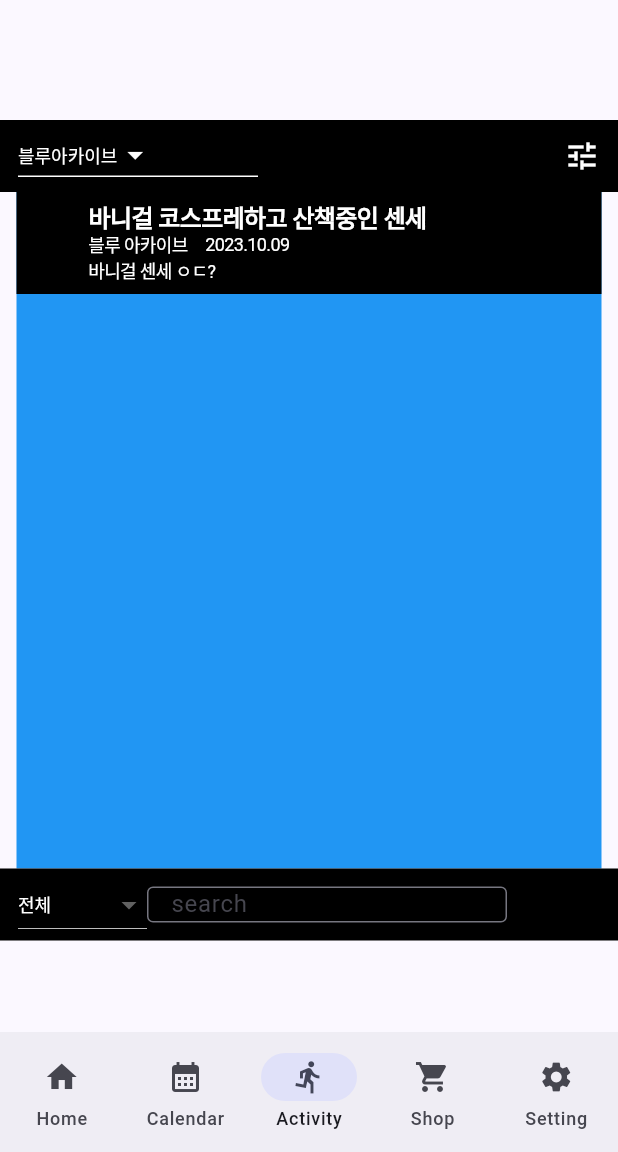
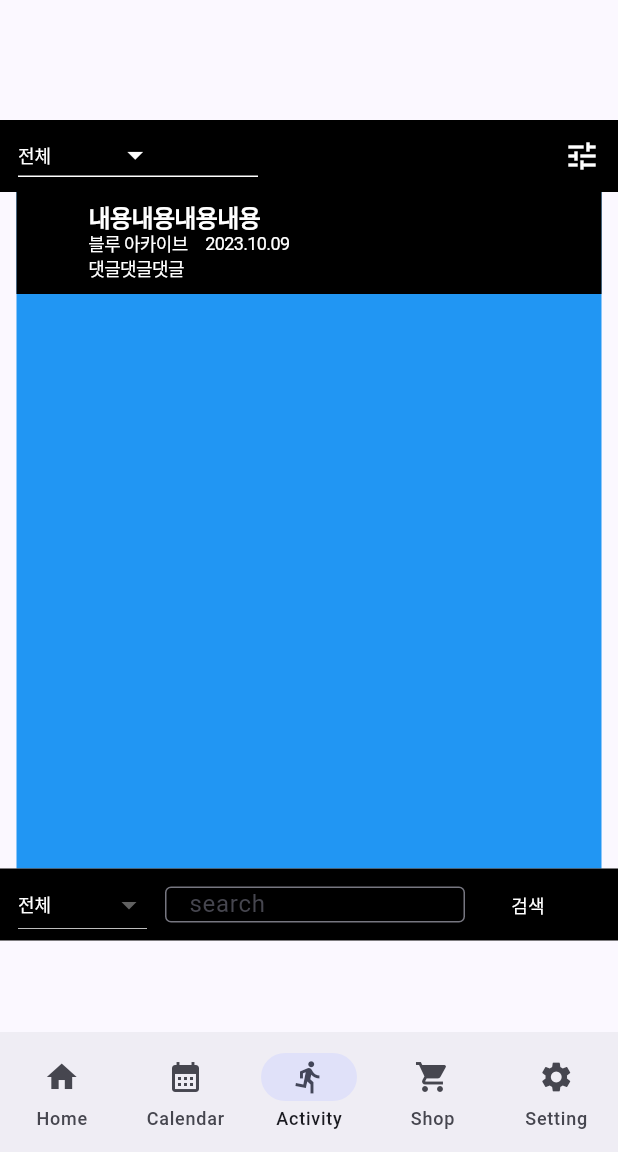
Before and after one commit to MinorFlow/gravitas_app, a Flutter app: the screen it shows after launch, swiped to page 3, on a phone screen of 412 x 824 dp, the part 84-1236 px from its top. Run offline on Flutter 3.47's test engine with Material 2 defaults, Android fonts, the phone set to English and light mode, and no system bars; our stand-ins replace settings_ui, table_calendar; Roboto replaces fonts that are missing (Kaisei HarunoUmi).

Commit message:
[feat] 검색 버튼 추가

```diff
--- a/lib/activity/pages/activity_page.dart
+++ b/lib/activity/pages/activity_page.dart
@@ -1,3 +1,4 @@
+import 'package:flutter/foundation.dart';
 import 'package:flutter/material.dart';
 import 'package:gravitas_app/activity/widgets/activity_tuple.dart';
 import 'package:gravitas_app/activity/widgets/activity_dropdown.dart';
@@ -99,9 +100,10 @@ class _ActivityPageState extends State<ActivityPage>
                 ],
                 dropdownColor: Colors.black,
               ),
+              const SizedBox(width: 12),
               const SizedBox(
                 height: 24,
-                width: 240,
+                width: 200,
                 child: TextField(
                   textAlignVertical: TextAlignVertical.bottom,
                   cursorHeight: 12,
@@ -118,6 +120,30 @@ class _ActivityPageState extends State<ActivityPage>
                   ),
                 ),
               ),
+              const SizedBox(width: 12),
+              SizedBox(
+                width: 60,
+                height: 24,
+                child: TextButton(
+                  onPressed: () {},
+                  style: TextButton.styleFrom(
+                    minimumSize: const Size(60, 24),
+                    padding: EdgeInsets.zero,
+                    foregroundColor: Colors.white,
+                    backgroundColor: Colors.black,
+                    shape: const RoundedRectangleBorder(
+                      borderRadius: BorderRadius.all(Radius.circular(0.0)),
+                    ),
+                  ),
+                  child: const Text(
+                    '검색',
+                    style: TextStyle(
+                      fontSize: 12,
+                      color: Colors.white,
+                    ),
+                  ),
+                ),
+              ),
             ],
           ),
         ),
--- a/lib/activity/widgets/activity_dropdown.dart
+++ b/lib/activity/widgets/activity_dropdown.dart
@@ -37,14 +37,18 @@ class _Widget090State extends State<Widget090> {
           items: const [
             DropdownMenuItem<String>(
               value: 'One',
+              child: Text('전체'),
+            ),
+            DropdownMenuItem<String>(
+              value: 'Two',
               child: Text('블루아카이브'),
             ),
             DropdownMenuItem<String>(
-              value: 'Two',
+              value: 'Three',
               child: Text('인디게임'),
             ),
             DropdownMenuItem<String>(
-              value: 'Three',
+              value: 'Four',
               child: Text('번지점프'),
             ),
           ],
--- a/lib/activity/widgets/activity_tuple.dart
+++ b/lib/activity/widgets/activity_tuple.dart
@@ -11,8 +11,8 @@ class ActivityTuple extends StatefulWidget {
 
 class _ActivityTupleState extends State<ActivityTuple> {
   String title = "";
-  String planet = '블루 아카이브!';
-  String content = "바니걸 센세 ㅇㄷ";
+  String planet = '';
+  String content = "변수로 전달";
   int year = 0;
   int month = 0;
   int dat = 0;
@@ -46,7 +46,7 @@ class _ActivityTupleState extends State<ActivityTuple> {
                   width: 24,
                   height: 24,
                   clipBehavior: Clip.antiAlias,
-                  decoration: BoxDecoration(),
+                  decoration: const BoxDecoration(),
                   child: const Column(
                     mainAxisSize: MainAxisSize.min,
                     mainAxisAlignment: MainAxisAlignment.start,
@@ -65,7 +65,7 @@ class _ActivityTupleState extends State<ActivityTuple> {
                 crossAxisAlignment: CrossAxisAlignment.start,
                 children: [
                   const Text(
-                    '바니걸 코스프레하고 산책중인 센세',
+                    '내용내용내용내용',
                     textAlign: TextAlign.center,
                     style: TextStyle(
                       color: Colors.white,
@@ -120,7 +120,7 @@ class _ActivityTupleState extends State<ActivityTuple> {
                   ),
                   const SizedBox(height: 4),
                   Text(
-                    '바니걸 센세 ㅇㄷ?',
+                    '댓글댓글댓글',
                     textAlign: TextAlign.start,
                     style: TextStyle(
                       color: Colors.white,
```
